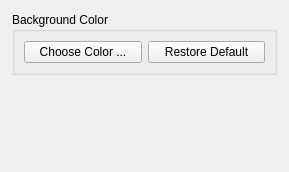
Qt form Qt/Components/Resources/UI/pqTwoDRenderViewOptions.ui (wildmichael/ParaView3-enhancements-old) before a commit.
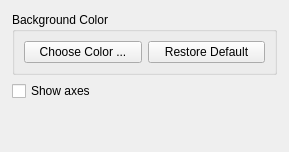
The same form after that commit. Custom widgets are drawn as their Qt base class.

Commit message: ENH: Adding support for showing an axes annotation in the 2D view. This addresses BUG #7031.

Diff of the .ui file:
```diff
--- a/Qt/Components/Resources/UI/pqTwoDRenderViewOptions.ui
+++ b/Qt/Components/Resources/UI/pqTwoDRenderViewOptions.ui
@@ -6,7 +6,7 @@
     <x>0</x>
     <y>0</y>
     <width>289</width>
-    <height>172</height>
+    <height>152</height>
    </rect>
   </property>
   <property name="windowTitle" >
@@ -25,27 +25,8 @@
       <number>0</number>
      </property>
      <widget class="QWidget" name="General" >
-      <layout class="QGridLayout" >
-       <property name="margin" >
-        <number>9</number>
-       </property>
-       <property name="spacing" >
-        <number>6</number>
-       </property>
-       <item row="2" column="0" >
-        <spacer>
-         <property name="orientation" >
-          <enum>Qt::Vertical</enum>
-         </property>
-         <property name="sizeHint" >
-          <size>
-           <width>20</width>
-           <height>40</height>
-          </size>
-         </property>
-        </spacer>
-       </item>
-       <item row="0" column="0" >
+      <layout class="QVBoxLayout" >
+       <item>
         <widget class="QGroupBox" name="groupBox" >
          <property name="title" >
           <string>Background Color</string>
@@ -77,6 +58,26 @@
          </layout>
         </widget>
        </item>
+       <item>
+        <widget class="QCheckBox" name="showAxes" >
+         <property name="text" >
+          <string>Show axes</string>
+         </property>
+        </widget>
+       </item>
+       <item>
+        <spacer>
+         <property name="orientation" >
+          <enum>Qt::Vertical</enum>
+         </property>
+         <property name="sizeHint" >
+          <size>
+           <width>20</width>
+           <height>40</height>
+          </size>
+         </property>
+        </spacer>
+       </item>
       </layout>
      </widget>
     </widget>
```
Left out of the diff: 31 changed lines with no effect on the pictures. The commit also changes 4 other files.
